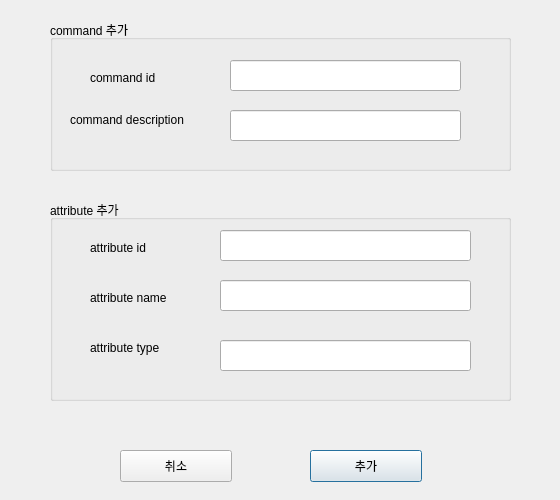
Above: ui/input_zigbee_dialog.ui from hipiphock/FirmwareTester before the change. Below: the same form after it.
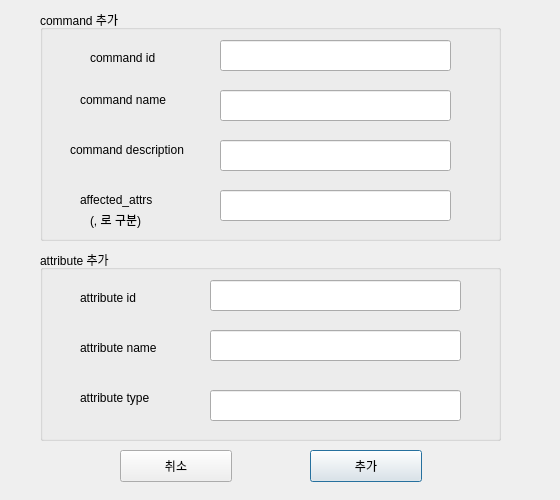
That is the form after the change.

Commit message: temp commit - edit cmd input dialog

Diff of the .ui file:
```diff
--- a/ui/input_zigbee_dialog.ui
+++ b/ui/input_zigbee_dialog.ui
@@ -42,10 +42,10 @@
   <widget class="QGroupBox" name="groupBox_attr">
    <property name="geometry">
     <rect>
-     <x>50</x>
-     <y>200</y>
+     <x>40</x>
+     <y>250</y>
      <width>461</width>
-     <height>201</height>
+     <height>191</height>
     </rect>
    </property>
    <property name="title">
@@ -124,10 +124,10 @@
   <widget class="QGroupBox" name="groupBox_cmd">
    <property name="geometry">
     <rect>
-     <x>50</x>
-     <y>20</y>
+     <x>40</x>
+     <y>10</y>
      <width>461</width>
-     <height>151</height>
+     <height>231</height>
     </rect>
    </property>
    <property name="title">
@@ -137,7 +137,7 @@
     <property name="geometry">
      <rect>
       <x>180</x>
-      <y>40</y>
+      <y>30</y>
       <width>231</width>
       <height>31</height>
      </rect>
@@ -146,8 +146,8 @@
    <widget class="QLabel" name="label_4">
     <property name="geometry">
      <rect>
-      <x>40</x>
-      <y>50</y>
+      <x>50</x>
+      <y>40</y>
       <width>101</width>
       <height>16</height>
      </rect>
@@ -159,21 +159,80 @@
    <widget class="QLabel" name="label_5">
     <property name="geometry">
      <rect>
-      <x>20</x>
-      <y>90</y>
+      <x>40</x>
+      <y>80</y>
       <width>131</width>
       <height>20</height>
      </rect>
     </property>
     <property name="text">
-     <string>command description</string>
+     <string>command name</string>
     </property>
    </widget>
    <widget class="QLineEdit" name="lineEdit_cmd_desc">
     <property name="geometry">
      <rect>
       <x>180</x>
-      <y>90</y>
+      <y>130</y>
+      <width>231</width>
+      <height>31</height>
+     </rect>
+    </property>
+   </widget>
+   <widget class="QLabel" name="label_6">
+    <property name="geometry">
+     <rect>
+      <x>30</x>
+      <y>130</y>
+      <width>131</width>
+      <height>20</height>
+     </rect>
+    </property>
+    <property name="text">
+     <string>command description</string>
+    </property>
+   </widget>
+   <widget class="QLabel" name="label_7">
+    <property name="geometry">
+     <rect>
+      <x>40</x>
+      <y>180</y>
+      <width>131</width>
+      <height>20</height>
+     </rect>
+    </property>
+    <property name="text">
+     <string>affected_attrs</string>
+    </property>
+   </widget>
+   <widget class="QLabel" name="label_8">
+    <property name="geometry">
+     <rect>
+      <x>50</x>
+      <y>200</y>
+      <width>131</width>
+      <height>20</height>
+     </rect>
+    </property>
+    <property name="text">
+     <string>(, 로 구분)</string>
+    </property>
+   </widget>
+   <widget class="QLineEdit" name="lineEdit_cmd_name">
+    <property name="geometry">
+     <rect>
+      <x>180</x>
+      <y>80</y>
+      <width>231</width>
+      <height>31</height>
+     </rect>
+    </property>
+   </widget>
+   <widget class="QLineEdit" name="lineEdit_cmd_affected_attrs">
+    <property name="geometry">
+     <rect>
+      <x>180</x>
+      <y>180</y>
       <width>231</width>
       <height>31</height>
      </rect>
```
The commit also changes 2 other files.
